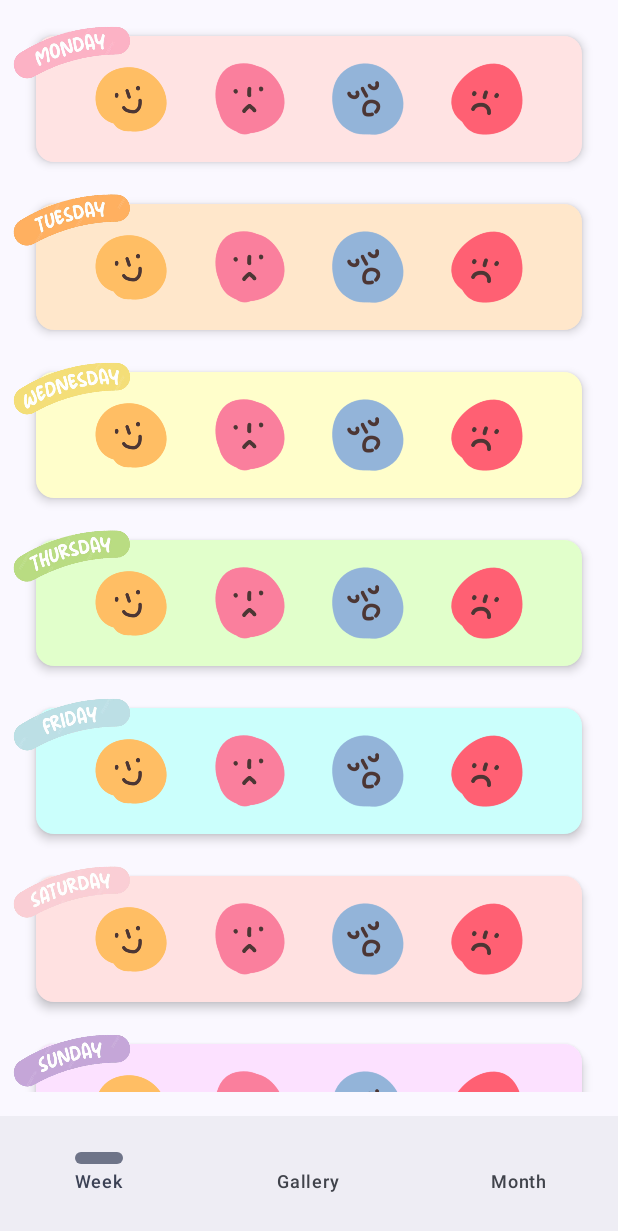
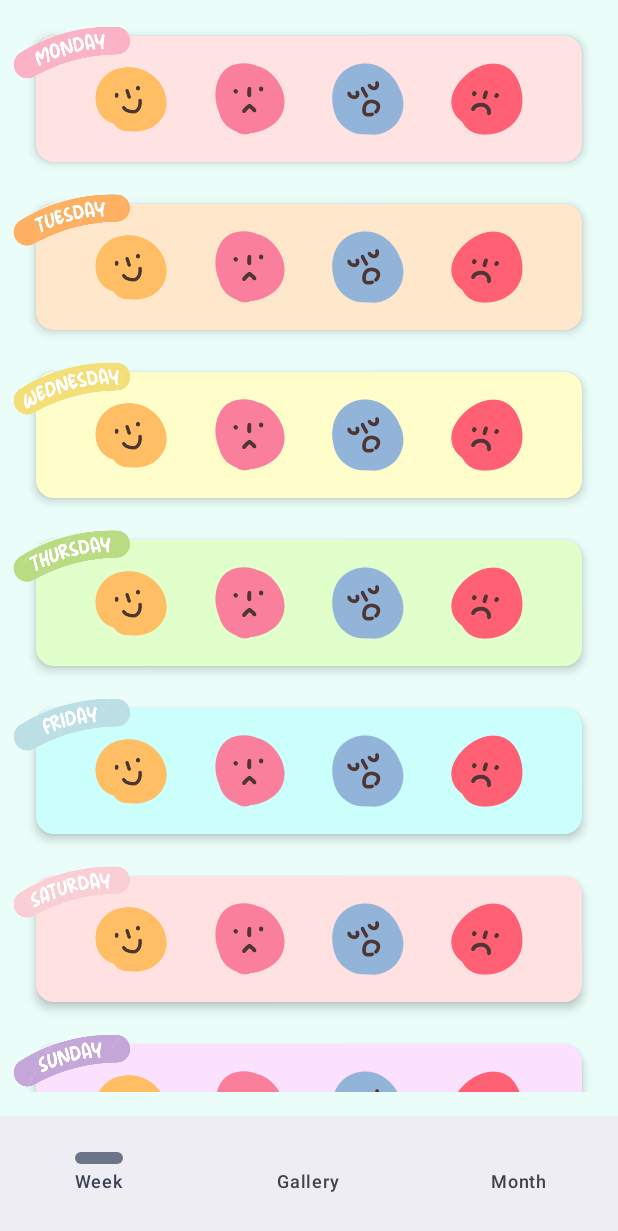
Before and after one commit to JIMINDAIN/Android, an Android app built with Jetpack Compose: the screen it shows after launch (MainActivity), on a phone screen of 412 x 824 dp. Shown: the top 1231 px of the screen. Run offline under Robolectric (Android 15) with nearby library versions, the phone set to English and light mode, and no system bars.

Commit message:
색 추가2222

```diff
--- a/app/src/main/java/com/example/mentalnote/MainActivity.kt
+++ b/app/src/main/java/com/example/mentalnote/MainActivity.kt
@@ -1,8 +1,10 @@
 package com.example.mentalnote
 
+import androidx.compose.ui.graphics.Color
 import android.os.Bundle
 import androidx.activity.ComponentActivity
 import androidx.activity.compose.setContent
+import androidx.compose.foundation.background
 import androidx.compose.material3.*
 import androidx.compose.runtime.*
 import androidx.compose.foundation.layout.*
@@ -31,8 +33,15 @@ fun MainScreen() {
     val tabs = listOf("Week", "Gallery", "Month")
 
     var dayRecords by remember { mutableStateOf(listOf<DayRecord>()) }
+    val backgroundColor = Color(0xFFEAFDF9)
 
+    Box(
+        modifier = Modifier
+            .fillMaxSize()   // 화면 전체 채우기
+            .background(backgroundColor)  // 배경색 지정
+    ) {
         Scaffold(
+            containerColor = Color.Transparent,
             bottomBar = {
                 NavigationBar {
                     tabs.forEachIndexed { index, title ->
@@ -46,7 +55,12 @@ fun MainScreen() {
                 }
             }
         ) { innerPadding ->
-        Surface(modifier = Modifier.padding(innerPadding)) {
+            Surface(
+                modifier = Modifier
+                    .padding(innerPadding)
+                    .fillMaxSize(),
+                color = Color.Transparent
+            ) {
                 when (selectedTab) {
                     0 -> WeekTab(
                         dayRecords = dayRecords,
@@ -57,9 +71,11 @@ fun MainScreen() {
                             }
                         }
                     )
+
                     1 -> GalleryTab(dayRecords = dayRecords)
                     2 -> MonthTab()
                 }
             }
         }
     }
+}
--- a/app/src/main/java/com/example/mentalnote/ui/WeekTab.kt
+++ b/app/src/main/java/com/example/mentalnote/ui/WeekTab.kt
@@ -126,6 +126,7 @@ fun WeekTab(dayRecords: List<DayRecord>, onSave: (DayRecord) -> Unit) {
             .fillMaxSize()
             .padding(16.dp)
             .verticalScroll(scrollState)
+//            .background(Color(0xffe3ffea))
     ) {
         weekDateStrings.forEach { dateStr ->
             val record = weekRecords.find { it.date == dateStr }
--- a/app/src/main/java/com/example/mentalnote/ui/theme/Theme.kt
+++ b/app/src/main/java/com/example/mentalnote/ui/theme/Theme.kt
@@ -1,6 +1,6 @@
 package com.example.mentalnote.ui.theme
 
-import android.app.Activity
+import androidx.compose.ui.graphics.Color
 import android.os.Build
 import androidx.compose.foundation.isSystemInDarkTheme
 import androidx.compose.material3.MaterialTheme
@@ -14,12 +14,16 @@ import androidx.compose.ui.platform.LocalContext
 private val DarkColorScheme = darkColorScheme(
     primary = Purple80,
     secondary = PurpleGrey80,
+//    surface = Color(0xFFFFF0F0),
+//    background = Color(0xFFFFF0F0),
     tertiary = Pink80
 )
 
 private val LightColorScheme = lightColorScheme(
     primary = Purple40,
     secondary = PurpleGrey40,
+//    surface = Color(0xFFFFF0F0),
+//    background = Color(0xFFFFF0F0),
     tertiary = Pink40
 
     /* Other default colors to override
```
Lines whose indentation alone changed are shown as unchanged.
